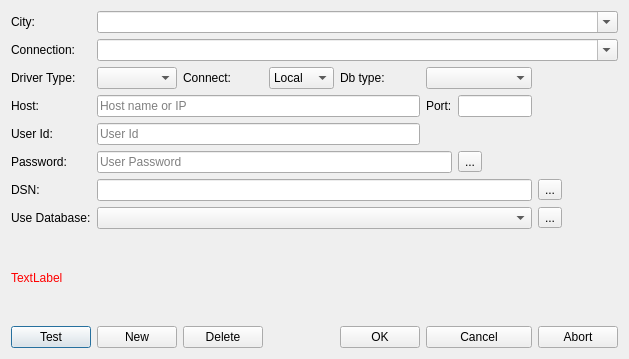
Qt form mapper_app/ui/editconnectionsdlg.ui (allenck/mapper) before a commit.
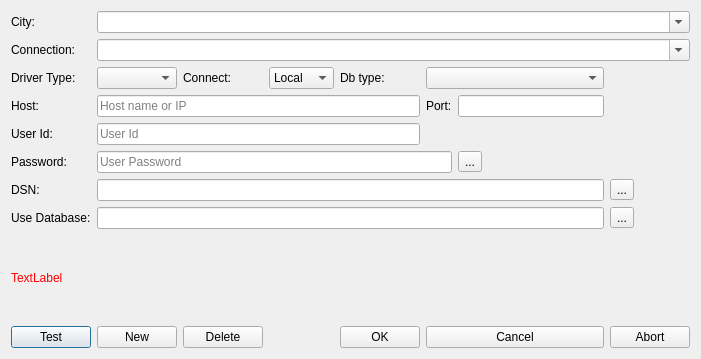
The same form after that commit. Icons and pictures are not drawn.

```diff
--- a/mapper_app/ui/editconnectionsdlg.ui
+++ b/mapper_app/ui/editconnectionsdlg.ui
@@ -6,7 +6,7 @@
    <rect>
     <x>0</x>
     <y>0</y>
-    <width>629</width>
+    <width>701</width>
     <height>359</height>
    </rect>
   </property>
@@ -263,16 +263,6 @@
      </property>
     </widget>
    </item>
-   <item row="7" column="1" colspan="6">
-    <widget class="QComboBox" name="cbUseDatabase">
-     <property name="toolTip">
-      <string>&lt;html&gt;&lt;head/&gt;&lt;body&gt;&lt;p&gt;If the database systen supports multiple databases, select the desired one here&lt;/p&gt;&lt;/body&gt;&lt;/html&gt;</string>
-     </property>
-     <property name="placeholderText">
-      <string>Select Database</string>
-     </property>
-    </widget>
-   </item>
    <item row="1" column="1" colspan="7">
     <widget class="QComboBox" name="cbConnections">
      <property name="toolTip">
@@ -330,6 +320,13 @@
      </property>
     </widget>
    </item>
+   <item row="7" column="1" colspan="6">
+    <widget class="QLineEdit" name="txtUseDatabase">
+     <property name="toolTip">
+      <string>&lt;html&gt;&lt;head/&gt;&lt;body&gt;&lt;p&gt;Enter the name of the database that this connection will use. If the name entered does not exits, you will be asked whether you  wish to create it.&lt;/p&gt;&lt;/body&gt;&lt;/html&gt;</string>
+     </property>
+    </widget>
+   </item>
   </layout>
  </widget>
  <tabstops>
```
Left out of the diff: 6 changed lines with no effect on the pictures.
